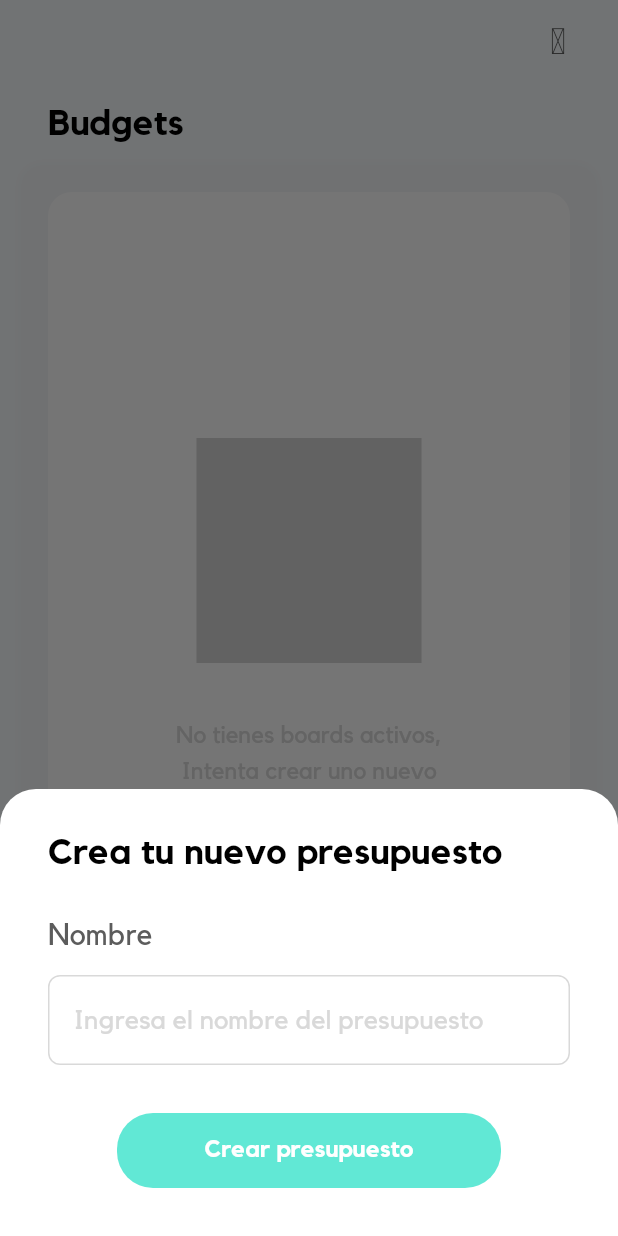
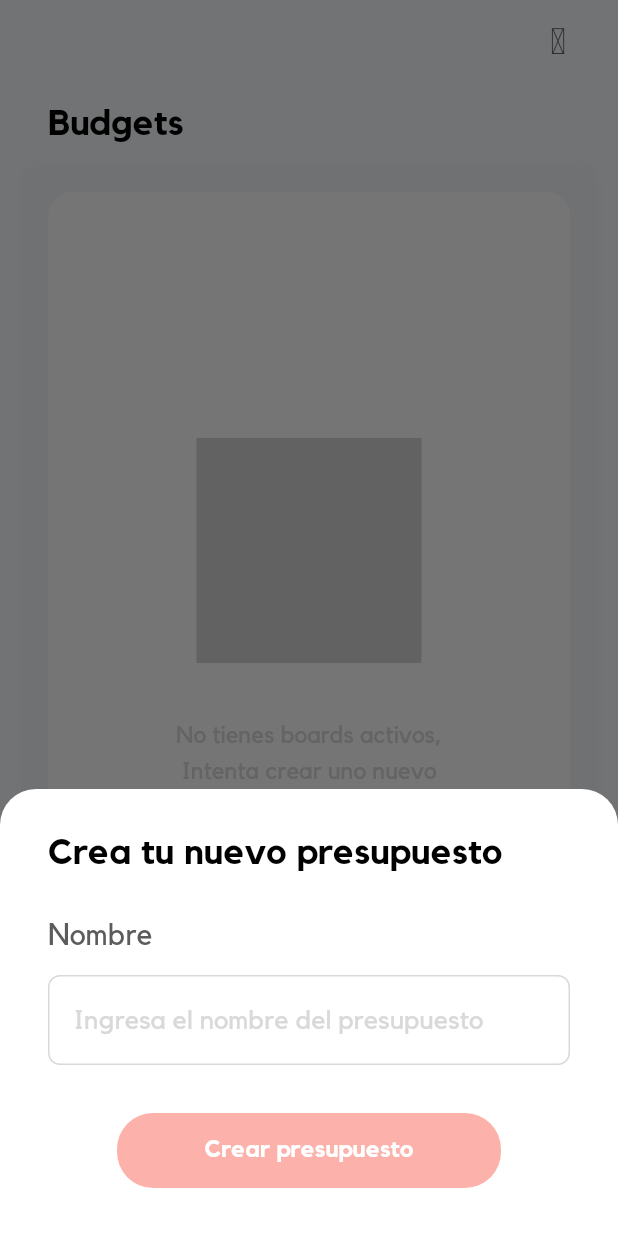
Before and after one commit to diegofca/fiico, a Flutter app: the BudgetsPage screen opened directly, after a tap on "Crear nuevo budget", on a phone screen of 412 x 824 dp. Run offline on Flutter 3.47's test engine with Material 2 defaults, Android fonts, the phone set to English and light mode, and no system bars; drawn by our look-alikes of loader_overlay; our stand-ins replace animated_text_kit, bloc, cached_network_image, cloud_firestore, cool_alert, currency_text_input_formatter and 16 more; missing offline and left inert: currency_picker, flutter_facebook_login, flutter_iconpicker, giffy_dialog; accounts and stored records are empty; network calls fail; project files that could hold a hidden picture were left out.

Commit message:
fix: correciones rapidas

```diff
--- a/lib/helpers/extension/remote_config.dart
+++ b/lib/helpers/extension/remote_config.dart
@@ -1,3 +1,5 @@
+// ignore_for_file: constant_identifier_names
+
 import 'dart:io';
 
 import 'package:firebase_remote_config/firebase_remote_config.dart';
@@ -7,7 +9,6 @@ class FiicoRemoteConfig {
   // --
   static const String IOS_VERSION = 'update_version';
   static const String ANDROID_VERSION = 'update_version';
-
   static const String FORCE_UPDATE = 'force_update';
 
   static final FirebaseRemoteConfig remoteConfig =
--- a/lib/helpers/genericViews/fiico_button.dart
+++ b/lib/helpers/genericViews/fiico_button.dart
@@ -31,7 +31,7 @@ class FiicoButton extends StatefulWidget {
     EdgeInsets padding = EdgeInsets.zero,
   }) {
     return FiicoButton(
-      color: FiicoColors.greenSoft,
+      color: FiicoColors.pink,
       image: image,
       title: title,
       padding: padding,
--- a/lib/modules/entryDetail/view/detail/entry_detail_success_view.dart
+++ b/lib/modules/entryDetail/view/detail/entry_detail_success_view.dart
@@ -14,9 +14,7 @@ import 'package:control/modules/entryDetail/bloc/entry_detail_bloc.dart';
 import 'package:control/modules/entryDetail/view/detail/header/entry_detail_item_header.dart';
 import 'package:flutter/material.dart';
 import 'package:flutter_bloc/flutter_bloc.dart';
-import 'package:font_awesome_flutter/font_awesome_flutter.dart';
 import 'package:material_design_icons_flutter/material_design_icons_flutter.dart';
-import 'package:simple_icons/simple_icons.dart';
 
 class EntryDetailSuccessView extends StatelessWidget {
   const EntryDetailSuccessView({
```
